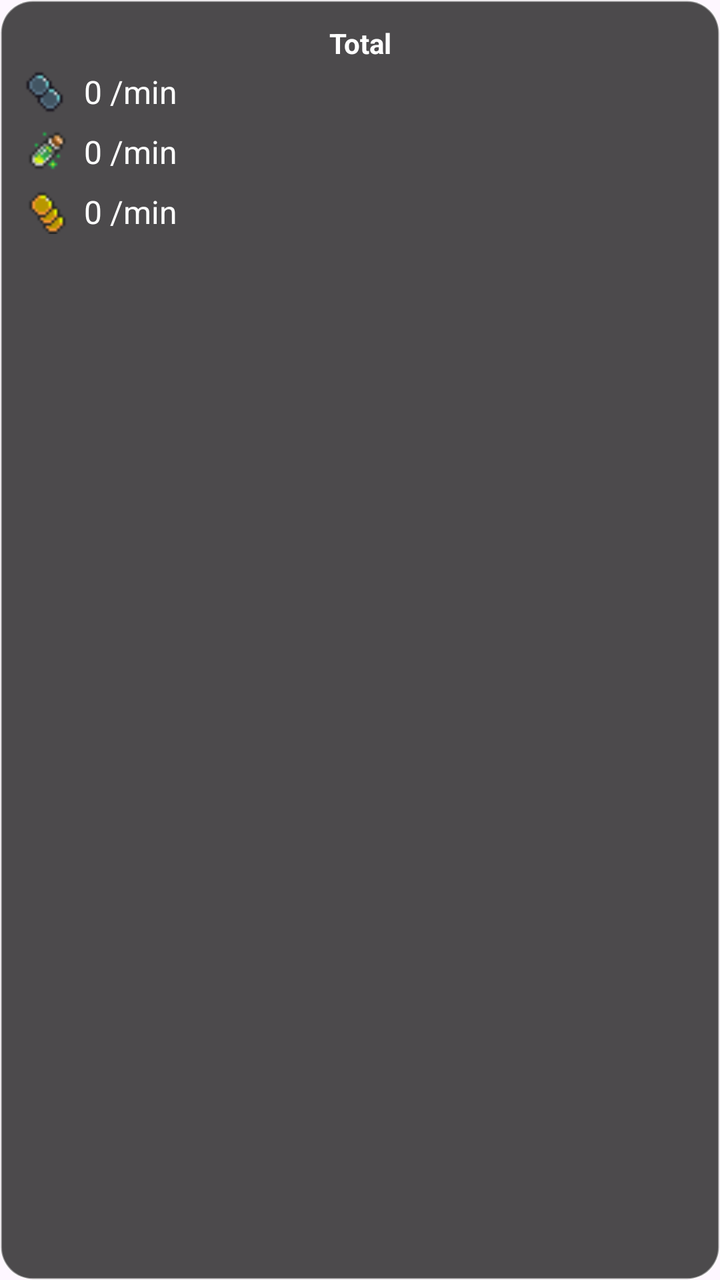
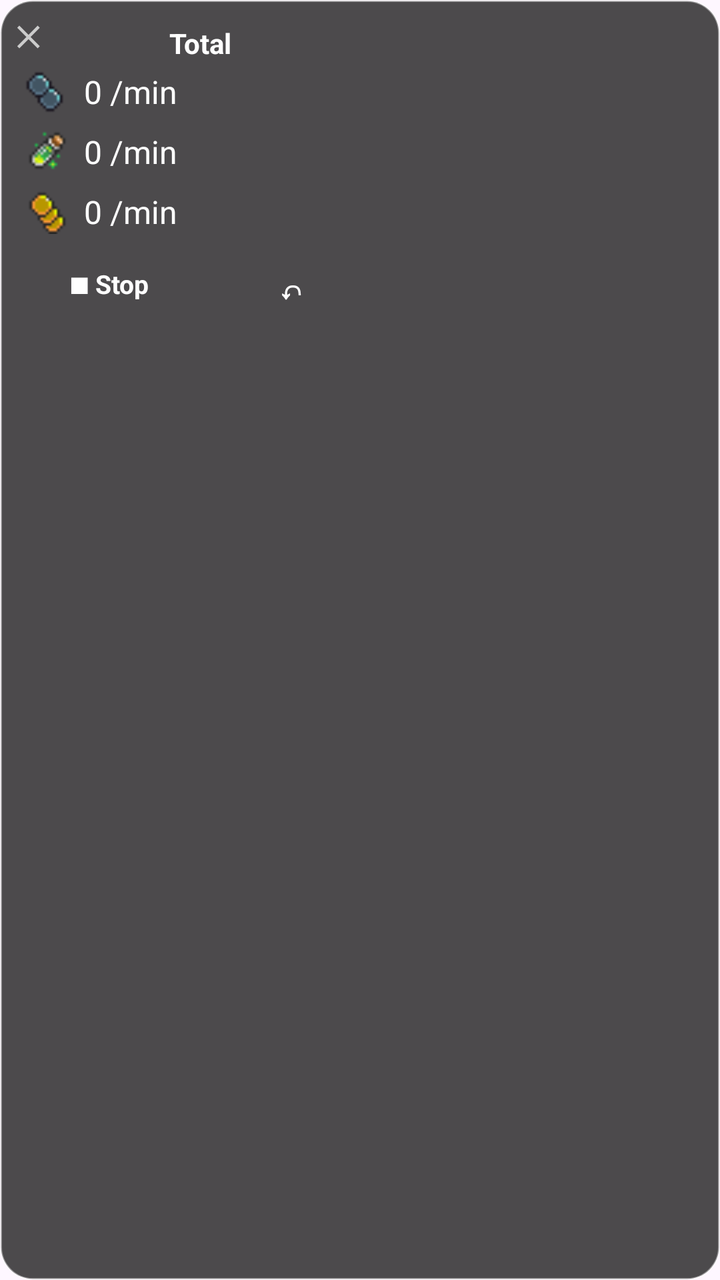

Compare the two renders of this Android layout. The source of the first and the diff that turns it into the second are given below.
<!-- AndroidManifest.xml: application theme Theme.Material3.DayNight.NoActionBar -->
<!-- res/layout/overlay_tracker.xml -->
<?xml version="1.0" encoding="utf-8"?>


<LinearLayout xmlns:android="http://schemas.android.com/apk/res/android"
    android:id="@+id/root"
    android:layout_width="wrap_content"
    android:layout_height="wrap_content"

    android:background="@drawable/overlay_background"

    android:orientation="vertical"

    android:padding="12dp">

<TextView
    		android:id="@+id/headerText"
    		android:layout_width="match_parent"
   		android:layout_height="wrap_content"
 		android:gravity="center"
 		android:text="Total"
 		android:textStyle="bold"
 		android:textSize="14sp"
    		android:textColor="#FFFFFF"
    		android:paddingBottom="4dp"/>

    <LinearLayout
        android:layout_width="wrap_content"
        android:layout_height="wrap_content"
        android:orientation="horizontal">

        <ImageView
            android:layout_width="22dp"
            android:layout_height="22dp"
            android:src="@drawable/orns" />

        <TextView
            android:id="@+id/ornsText"
            android:layout_width="wrap_content"
            android:layout_height="wrap_content"
            android:layout_marginStart="8dp"
            android:text="0 /min"
            android:textSize="16sp" 
			android:textColor="#FFFFFFFF"
			android:alpha="1.0"/>
    </LinearLayout>

    <LinearLayout
        android:layout_width="wrap_content"
        android:layout_height="wrap_content"
        android:layout_marginTop="8dp"
        android:orientation="horizontal">

        <ImageView
            android:layout_width="22dp"
            android:layout_height="22dp"
            android:src="@drawable/exp_potion" />

        <TextView
            android:id="@+id/xpText"
            android:layout_width="wrap_content"
            android:layout_height="wrap_content"
            android:layout_marginStart="8dp"
            android:text="0 /min"
            android:textSize="16sp" 
			android:textColor="#FFFFFFFF"
			android:alpha="1.0"/>
    </LinearLayout>

    <LinearLayout
        android:layout_width="wrap_content"
        android:layout_height="wrap_content"
        android:layout_marginTop="8dp"
        android:orientation="horizontal">

        <ImageView
            android:layout_width="22dp"
            android:layout_height="22dp"
            android:src="@drawable/gold" />

        <TextView
            android:id="@+id/goldText"
            android:layout_width="wrap_content"
            android:layout_height="wrap_content"
            android:layout_marginStart="8dp"
            android:text="0 /min"
            android:textSize="16sp" 
			android:textColor="#FFFFFFFF"
			android:alpha="1.0"/>
    </LinearLayout>

</LinearLayout>
<!-- resources referenced by this layout -->
<resources>
  <!-- drawable exp_potion: png bitmap (drawable, 359 bytes) -->
  <!-- drawable gold: png bitmap (drawable, 1752 bytes) -->
  <!-- drawable orns: png bitmap (drawable, 1740 bytes) -->
  <!-- drawable overlay_background (drawable) -->
  <?xml version="1.0" encoding="utf-8"?>
  
  
  <shape xmlns:android="http://schemas.android.com/apk/res/android">
  
      <solid android:color="#CC202020"/>
  
      <corners android:radius="16dp"/>
  
      <stroke
          android:width="1dp"
          android:color="#66FFFFFF"/>
  
  </shape>
</resources>

<!-- the commit's change to res/layout/overlay_tracker.xml (unified diff, before → after) -->
@@ -1,91 +1,163 @@
 <?xml version="1.0" encoding="utf-8"?>
 
 
-<LinearLayout xmlns:android="http://schemas.android.com/apk/res/android"
+<FrameLayout xmlns:android="http://schemas.android.com/apk/res/android"
     android:id="@+id/root"
     android:layout_width="wrap_content"
     android:layout_height="wrap_content"
+    android:background="@drawable/overlay_background">
 
-    android:background="@drawable/overlay_background"
-
-    android:orientation="vertical"
-
-    android:padding="12dp">
-
-<TextView
-    		android:id="@+id/headerText"
-    		android:layout_width="match_parent"
-   		android:layout_height="wrap_content"
- 		android:gravity="center"
- 		android:text="Total"
- 		android:textStyle="bold"
- 		android:textSize="14sp"
-    		android:textColor="#FFFFFF"
-    		android:paddingBottom="4dp"/>
-
+    
     <LinearLayout
         android:layout_width="wrap_content"
         android:layout_height="wrap_content"
-        android:orientation="horizontal">
-
-        <ImageView
-            android:layout_width="22dp"
-            android:layout_height="22dp"
-            android:src="@drawable/orns" />
+        android:minWidth="200dp"
+        android:orientation="vertical"
+        android:padding="12dp">
 
         <TextView
-            android:id="@+id/ornsText"
+            android:id="@+id/headerText"
+            android:layout_width="match_parent"
+            android:layout_height="wrap_content"
+            android:gravity="center"
+            android:maxLines="1"
+            android:paddingStart="22dp"
+            android:paddingEnd="22dp"
+            android:paddingBottom="4dp"
+            android:text="Total"
+            android:textColor="#FFFFFF"
+            android:textSize="14sp"
+            android:textStyle="bold" />
+
+        <LinearLayout
+            android:id="@+id/ornsRow"
             android:layout_width="wrap_content"
             android:layout_height="wrap_content"
-            android:layout_marginStart="8dp"
-            android:text="0 /min"
-            android:textSize="16sp" 
-			android:textColor="#FFFFFFFF"
-			android:alpha="1.0"/>
+            android:orientation="horizontal">
+
+            <ImageView
+                android:layout_width="22dp"
+                android:layout_height="22dp"
+                android:src="@drawable/orns" />
+
+            <TextView
+                android:id="@+id/ornsText"
+                android:layout_width="wrap_content"
+                android:layout_height="wrap_content"
+                android:layout_marginStart="8dp"
+                android:text="0 /min"
+                android:textColor="#FFFFFFFF"
+                android:textSize="16sp" />
+        </LinearLayout>
+
+        <LinearLayout
+            android:id="@+id/xpRow"
+            android:layout_width="wrap_content"
+            android:layout_height="wrap_content"
+            android:layout_marginTop="8dp"
+            android:orientation="horizontal">
+
+            <ImageView
+                android:layout_width="22dp"
+                android:layout_height="22dp"
+                android:src="@drawable/exp_potion" />
+
+            <TextView
+                android:id="@+id/xpText"
+                android:layout_width="wrap_content"
+                android:layout_height="wrap_content"
+                android:layout_marginStart="8dp"
+                android:text="0 /min"
+                android:textColor="#FFFFFFFF"
+                android:textSize="16sp" />
+        </LinearLayout>
+
+        <LinearLayout
+            android:id="@+id/goldRow"
+            android:layout_width="wrap_content"
+            android:layout_height="wrap_content"
+            android:layout_marginTop="8dp"
+            android:orientation="horizontal">
+
+            <ImageView
+                android:layout_width="22dp"
+                android:layout_height="22dp"
+                android:src="@drawable/gold" />
+
+            <TextView
+                android:id="@+id/goldText"
+                android:layout_width="wrap_content"
+                android:layout_height="wrap_content"
+                android:layout_marginStart="8dp"
+                android:text="0 /min"
+                android:textColor="#FFFFFFFF"
+                android:textSize="16sp" />
+        </LinearLayout>
+
+        
+        <LinearLayout
+            android:id="@+id/proofsContainer"
+            android:layout_width="wrap_content"
+            android:layout_height="wrap_content"
+            android:orientation="vertical"
+            android:visibility="gone" />
+
+        
+        <LinearLayout
+            android:layout_width="match_parent"
+            android:layout_height="wrap_content"
+            android:layout_marginTop="10dp"
+            android:baselineAligned="false"
+            android:orientation="horizontal"
+            android:weightSum="2">
+
+            <TextView
+                android:id="@+id/toggleButton"
+                android:layout_width="0dp"
+                android:layout_height="wrap_content"
+                android:layout_weight="1"
+                android:clickable="true"
+                android:focusable="false"
+                android:gravity="center"
+                android:maxLines="1"
+                android:paddingTop="6dp"
+                android:paddingBottom="6dp"
+                android:text="■ Stop"
+                android:textColor="#FFFFFF"
+                android:textSize="13sp"
+                android:textStyle="bold" />
+
+            <TextView
+                android:id="@+id/undoButton"
+                android:layout_width="0dp"
+                android:layout_height="wrap_content"
+                android:layout_marginStart="6dp"
+                android:layout_weight="1"
+                android:clickable="true"
+                android:focusable="false"
+                android:gravity="center"
+                android:maxLines="1"
+                android:paddingTop="6dp"
+                android:paddingBottom="6dp"
+                android:text="↶"
+                android:textColor="#FFFFFF"
+                android:textSize="15sp"
+                android:textStyle="bold" />
+        </LinearLayout>
     </LinearLayout>
 
-    <LinearLayout
+    
+    <TextView
+        android:id="@+id/closeButton"
         android:layout_width="wrap_content"
         android:layout_height="wrap_content"
-        android:layout_marginTop="8dp"
-        android:orientation="horizontal">
+        android:layout_gravity="top|start"
+        android:clickable="true"
+        android:focusable="false"
+        android:padding="8dp"
+        android:text="✕"
+        android:textColor="#CCCCCC"
+        android:textSize="14sp"
+        android:textStyle="bold" />
 
-        <ImageView
-            android:layout_width="22dp"
-            android:layout_height="22dp"
-            android:src="@drawable/exp_potion" />
-
-        <TextView
-            android:id="@+id/xpText"
-            android:layout_width="wrap_content"
-            android:layout_height="wrap_content"
-            android:layout_marginStart="8dp"
-            android:text="0 /min"
-            android:textSize="16sp" 
-			android:textColor="#FFFFFFFF"
-			android:alpha="1.0"/>
-    </LinearLayout>
-
-    <LinearLayout
-        android:layout_width="wrap_content"
-        android:layout_height="wrap_content"
-        android:layout_marginTop="8dp"
-        android:orientation="horizontal">
-
-        <ImageView
-            android:layout_width="22dp"
-            android:layout_height="22dp"
-            android:src="@drawable/gold" />
-
-        <TextView
-            android:id="@+id/goldText"
-            android:layout_width="wrap_content"
-            android:layout_height="wrap_content"
-            android:layout_marginStart="8dp"
-            android:text="0 /min"
-            android:textSize="16sp" 
-			android:textColor="#FFFFFFFF"
-			android:alpha="1.0"/>
-    </LinearLayout>
-
-</LinearLayout>
+</FrameLayout>
